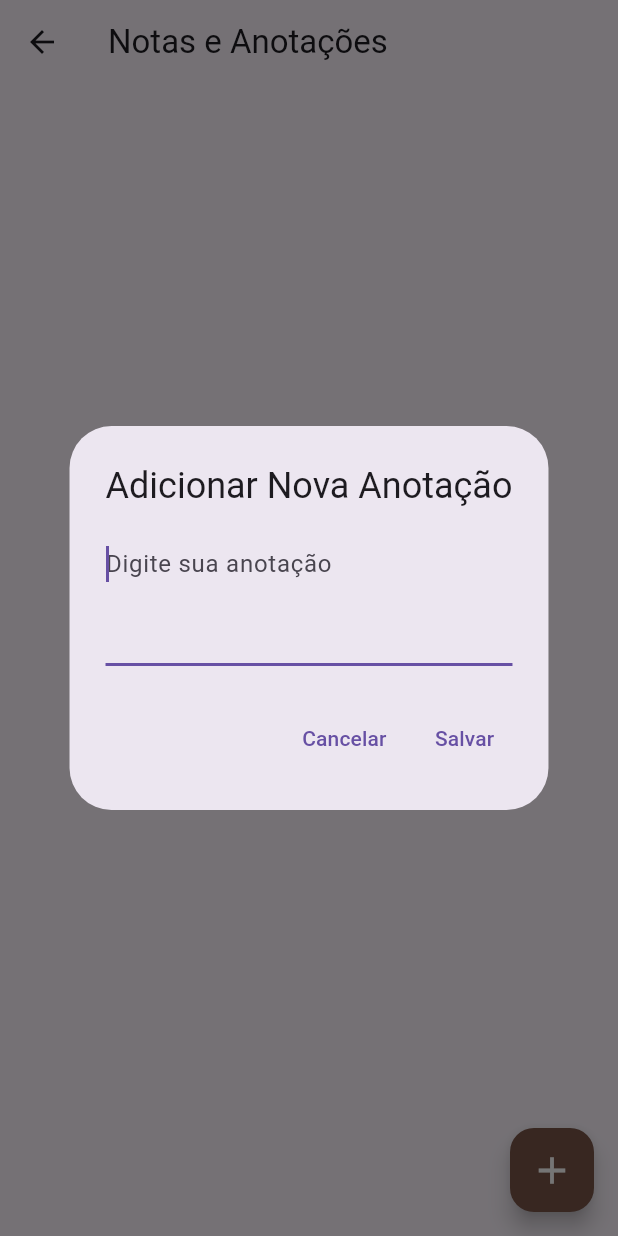
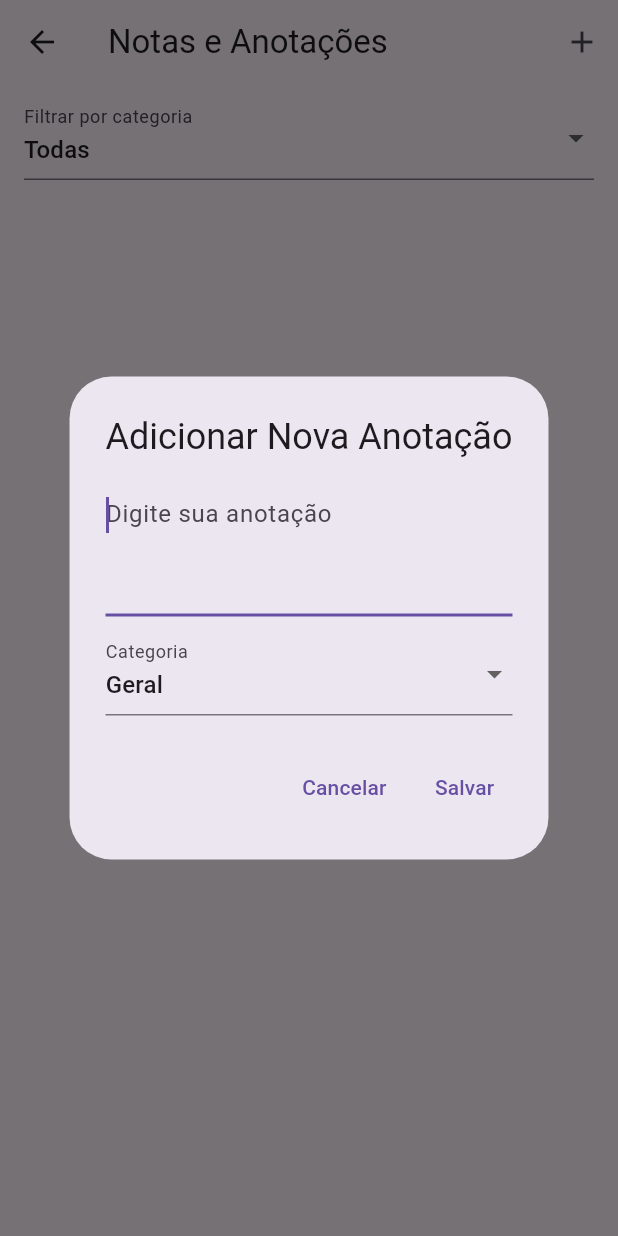
Before and after one commit to ViZanella/APP_Planner, a Flutter app: the NotesScreen screen opened by its route, after a tap on the "add" icon, on a phone screen of 412 x 824 dp. Run offline on Flutter 3.47's test engine with Material 3 defaults, Android fonts, the phone set to English and light mode, and no system bars; our stand-ins replace table_calendar.

Commit message:
bersão1.4

```diff
--- a/lib/screens/notes_screen.dart
+++ b/lib/screens/notes_screen.dart
@@ -8,22 +8,47 @@ class NotesScreen extends StatefulWidget {
 }
 
 class _NotesScreenState extends State<NotesScreen> {
-  List<String> _notes = [];
+  List<Map<String, String>> _notes = []; // Lista para armazenar as notas com categoria
+  String _selectedFilter = "Todas"; // Filtro selecionado
 
   void _addNewNote() {
     showDialog(
       context: context,
       builder: (context) {
         String newNote = "";
+        String noteCategory = "Geral"; // Categoria padrão
+
         return AlertDialog(
           title: const Text("Adicionar Nova Anotação"),
-          content: TextField(
+          content: Column(
+            mainAxisSize: MainAxisSize.min,
+            children: [
+              TextField(
                 autofocus: true,
                 maxLines: 3,
                 decoration: const InputDecoration(hintText: "Digite sua anotação"),
                 onChanged: (value) {
                   newNote = value;
                 },
+              ),
+              const SizedBox(height: 10),
+              DropdownButtonFormField<String>(
+                value: noteCategory,
+                decoration: const InputDecoration(
+                  labelText: "Categoria",
+                  border: UnderlineInputBorder(), // Mantendo apenas a linha inferior
+                ),
+                items: ["Geral", "Importante", "Trabalho", "Pessoal"].map((String category) {
+                  return DropdownMenuItem<String>(
+                    value: category,
+                    child: Text(category),
+                  );
+                }).toList(),
+                onChanged: (value) {
+                  noteCategory = value!;
+                },
+              ),
+            ],
           ),
           actions: [
             TextButton(
@@ -34,7 +59,7 @@ class _NotesScreenState extends State<NotesScreen> {
               onPressed: () {
                 if (newNote.isNotEmpty) {
                   setState(() {
-                    _notes.add(newNote);
+                    _notes.add({"nota": newNote, "categoria": noteCategory});
                   });
                 }
                 Navigator.pop(context);
@@ -49,23 +74,62 @@ class _NotesScreenState extends State<NotesScreen> {
 
   @override
   Widget build(BuildContext context) {
+    // Filtra as notas com base na categoria selecionada
+    List<Map<String, String>> filteredNotes = _selectedFilter == "Todas"
+        ? _notes
+        : _notes.where((note) => note["categoria"] == _selectedFilter).toList();
+
     return Scaffold(
-      appBar: AppBar(title: const Text("Notas e Anotações")),
-      body: _notes.isEmpty
+      appBar: AppBar(
+        title: const Text("Notas e Anotações"),
+        actions: [
+          IconButton(
+            icon: const Icon(Icons.add),
+            onPressed: _addNewNote,
+          ),
+        ],
+      ),
+      body: Column(
+        children: [
+          // Filtro sobre o título, agora com apenas a linha inferior
+          Padding(
+            padding: const EdgeInsets.symmetric(horizontal: 16, vertical: 8),
+            child: DropdownButtonFormField<String>(
+              value: _selectedFilter,
+              decoration: const InputDecoration(
+                labelText: "Filtrar por categoria",
+                border: UnderlineInputBorder(), // Apenas a linha inferior
+              ),
+              items: ["Todas", "Importante", "Trabalho", "Pessoal"].map((String category) {
+                return DropdownMenuItem<String>(
+                  value: category,
+                  child: Text(category),
+                );
+              }).toList(),
+              onChanged: (value) {
+                setState(() {
+                  _selectedFilter = value!;
+                });
+              },
+            ),
+          ),
+          Expanded(
+            child: filteredNotes.isEmpty
                 ? const Center(child: Text("Nenhuma anotação adicionada"))
                 : ListView.builder(
-              itemCount: _notes.length,
+                    itemCount: filteredNotes.length,
                     itemBuilder: (context, index) {
                       return Card(
                         margin: const EdgeInsets.symmetric(horizontal: 16, vertical: 8),
                         child: ListTile(
                           leading: const Icon(Icons.note),
-                    title: Text(_notes[index]),
+                          title: Text(filteredNotes[index]["nota"]!),
+                          subtitle: Text("Categoria: ${filteredNotes[index]["categoria"]}"),
                           trailing: IconButton(
                             icon: const Icon(Icons.delete, color: Colors.red),
                             onPressed: () {
                               setState(() {
-                          _notes.removeAt(index);
+                                _notes.remove(filteredNotes[index]);
                               });
                             },
                           ),
@@ -73,10 +137,8 @@ class _NotesScreenState extends State<NotesScreen> {
                       );
                     },
                   ),
-      floatingActionButton: FloatingActionButton(
-        onPressed: _addNewNote,
-        backgroundColor: Colors.brown,
-        child: const Icon(Icons.add, color: Colors.white, size: 30),
+          ),
+        ],
       ),
     );
   }
```
Also changed, not shown: lib/screens/calendar_screen.dart (+9 -5 lines), lib/screens/tasks_screen.dart (+40 -6 lines). Lines whose indentation alone changed are shown as unchanged.
